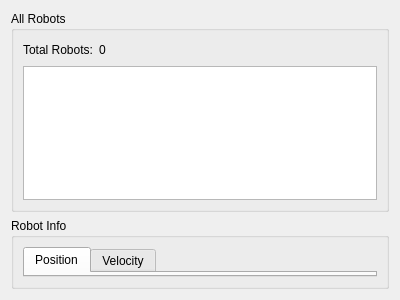
This is prj/src/logistic_system/ui/RobotInfoWidget.ui in ZbigniewLogisticsINC/Projekt as Qt 5 draws it before an edit. The edited form follows.
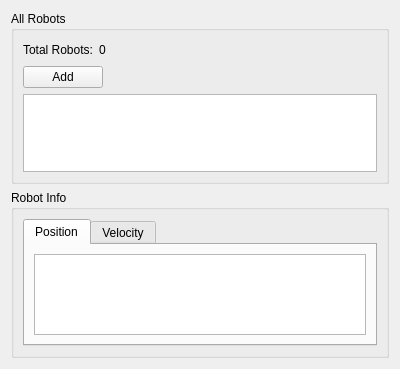
This is the edited form.

The edit to the form file:
```diff
--- a/prj/src/logistic_system/ui/RobotInfoWidget.ui
+++ b/prj/src/logistic_system/ui/RobotInfoWidget.ui
@@ -7,7 +7,7 @@
     <x>0</x>
     <y>0</y>
     <width>400</width>
-    <height>300</height>
+    <height>369</height>
    </rect>
   </property>
   <property name="windowTitle">
@@ -21,6 +21,8 @@
      </property>
      <layout class="QVBoxLayout" name="verticalLayout_3">
       <item>
+       <layout class="QVBoxLayout" name="verticalLayout_2">
+        <item>
        <layout class="QHBoxLayout" name="horizontalLayout">
         <item>
          <widget class="QLabel" name="label_2">
@@ -51,10 +53,36 @@
         </item>
        </layout>
       </item>
+        <item>
+         <layout class="QHBoxLayout" name="horizontalLayout_2">
+          <item>
+           <widget class="QPushButton" name="addButton">
+            <property name="text">
+             <string>Add</string>
+            </property>
+           </widget>
+          </item>
+          <item>
+           <spacer name="horizontalSpacer_2">
+            <property name="orientation">
+             <enum>Qt::Horizontal</enum>
+            </property>
+            <property name="sizeHint" stdset="0">
+             <size>
+              <width>40</width>
+              <height>20</height>
+             </size>
+            </property>
+           </spacer>
+          </item>
+         </layout>
+        </item>
       <item>
        <widget class="QTableView" name="tableView"/>
       </item>
      </layout>
+      </item>
+     </layout>
     </widget>
    </item>
    <item>
@@ -72,6 +100,11 @@
          <attribute name="title">
           <string>Position</string>
          </attribute>
+         <layout class="QVBoxLayout" name="verticalLayout_4">
+          <item>
+           <widget class="QTableView" name="tableView_2"/>
+          </item>
+         </layout>
         </widget>
         <widget class="QWidget" name="tab_2">
          <attribute name="title">
```
Lines whose indentation alone changed are shown as unchanged.
